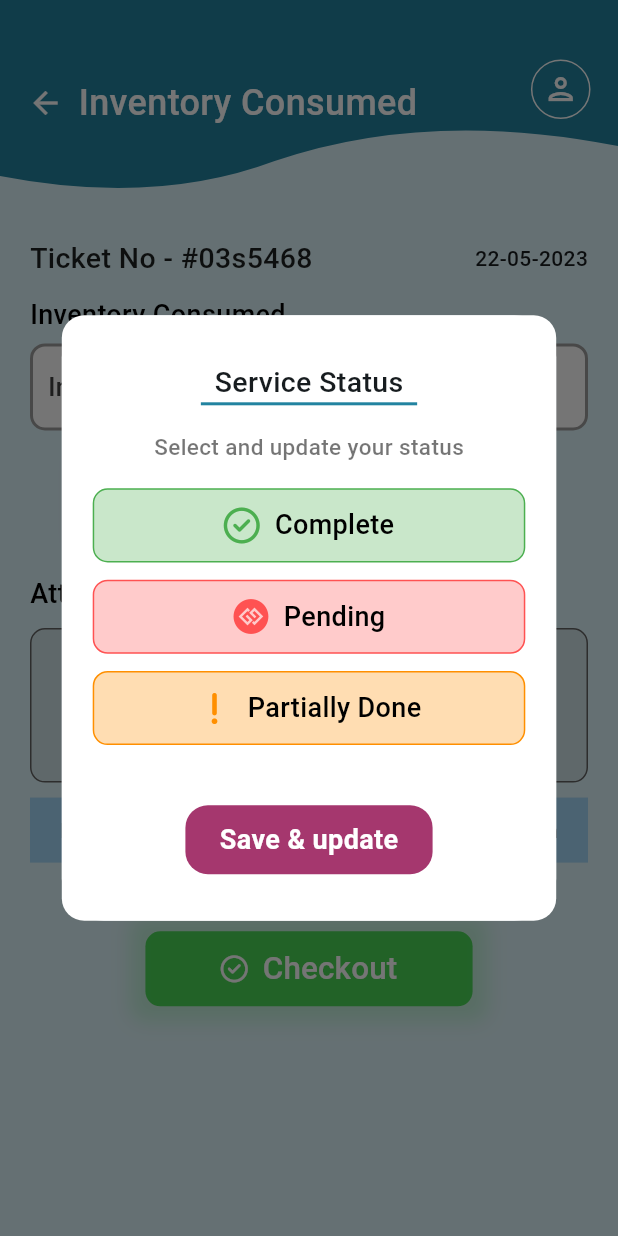
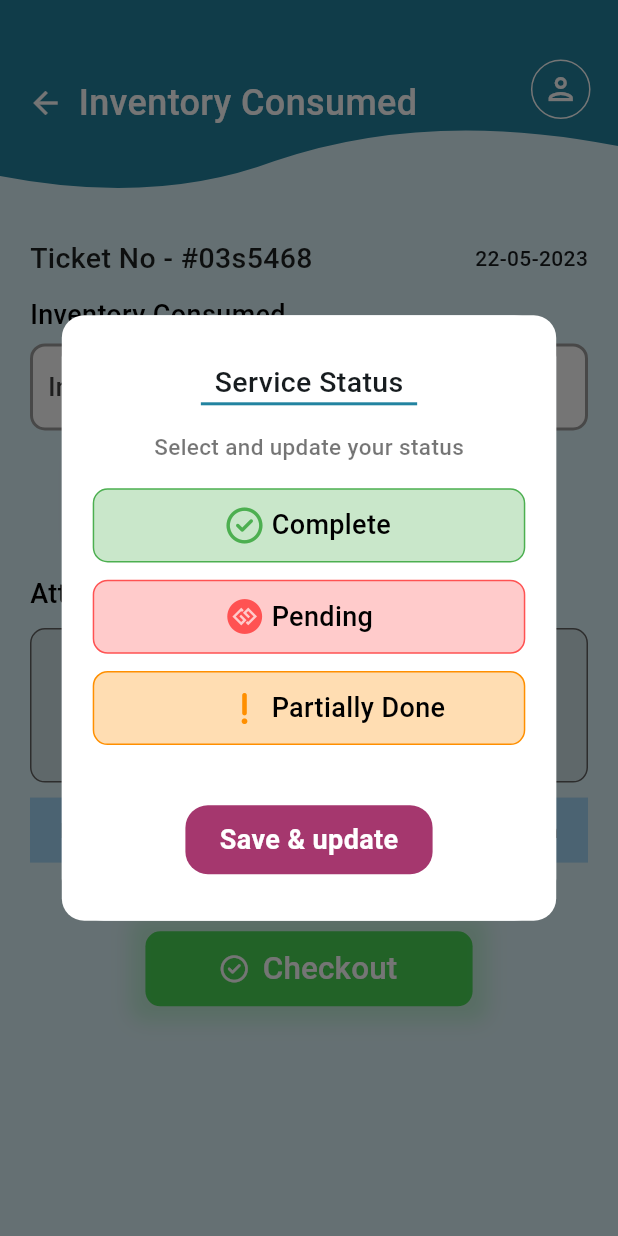
Before and after one commit to MindtechFlutter/AKG-Setu, a Flutter app: the InventoryConsumed screen opened by its route, after a tap on "Checkout", on a phone screen of 412 x 824 dp. Run offline on Flutter 3.47's test engine with Material 2 defaults, Android fonts, the phone set to English and light mode, and no system bars; our stand-ins replace connectivity_plus, dio, flutter_custom_clippers, flutter_screenutil, flutter_svg, fluttertoast and 10 more; missing offline and left inert: flutter_rounded_date_picker; accounts and stored records are empty.

Commit message:
16/11/2023 Minor routing and dialog ui changes.

```diff
--- a/lib/screens/accept/inventory-consumed.dart
+++ b/lib/screens/accept/inventory-consumed.dart
@@ -44,16 +44,25 @@ class _InventoryConsumedState extends State<InventoryConsumed> {
           mainAxisAlignment: MainAxisAlignment.center,
           crossAxisAlignment: CrossAxisAlignment.center,
           children: [
-            Icon(
+            Expanded(
+              flex: 4,
+              child: Container(
+                alignment: Alignment.centerRight,
+                child: Icon(
                   icon,
                   color: val.value ? Colors.white : color,
                 ),
-            10.width,
-            Text(
+              ),
+            ),
+            6.width,
+            Expanded(
+              flex: 6,
+              child: Text(
                 text,
                 style: TextStyle(
                   fontSize: 18,
                   color: val.value ? Colors.white : Colors.black,
+                ),
               ),
             )
           ],
--- a/lib/screens/home/home.dart
+++ b/lib/screens/home/home.dart
@@ -104,7 +104,9 @@ class _HomePageState extends State<HomePage> {
                           child: Row(
                             mainAxisAlignment: MainAxisAlignment.end,
                             children: [
-                              Text("Offline", ),
+                              Text(
+                                "Offline",
+                              ),
                               5.width,
                               Container(
                                 width: 25,
@@ -285,7 +287,10 @@ class _HomePageState extends State<HomePage> {
                       ),
                       10.width,
                       InkWell(
-                          onTap: () => Get.toNamed(Routes.acceptLocation),
+                          onTap: () =>
+                              //Vedant 16/11/2023
+                              // Get.toNamed(Routes.acceptLocation),
+                              Get.toNamed(Routes.inventoryConsumed),
                           child: Container(
                             padding: EdgeInsets.symmetric(
                                 horizontal: 15, vertical: 4),
```
Also changed, not shown: pubspec.lock. Lines whose indentation alone changed are shown as unchanged.
